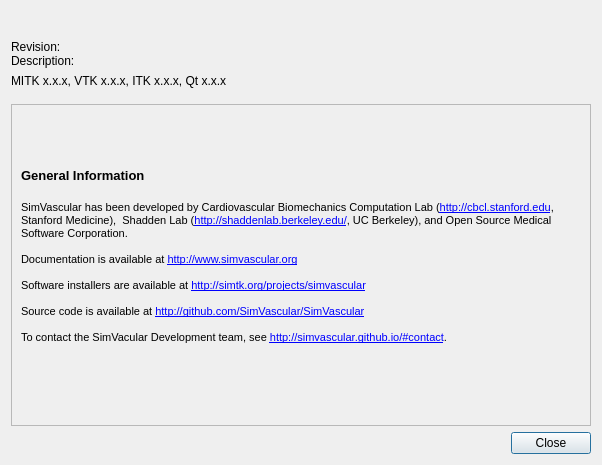
First picture: the form in Code/Source/Plugins/org.sv.gui.qt.application/src/internal/svAboutDialog.ui, repository SimVascular/SimVascular, before the edit.
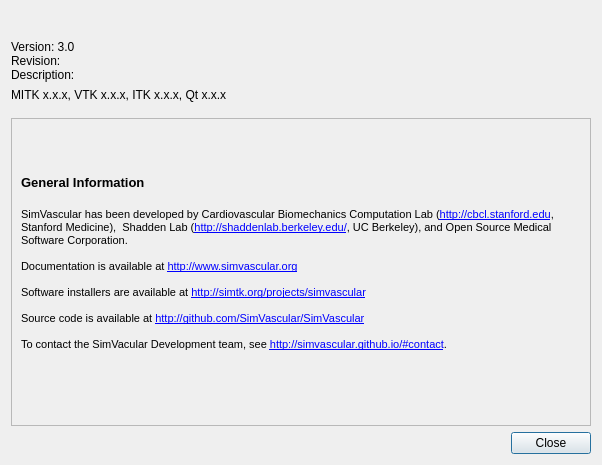
Second picture: the form after the edit. Icons and pictures are not drawn.

Patch:
```diff
--- a/Code/Source/Plugins/org.sv.gui.qt.application/src/internal/svAboutDialog.ui
+++ b/Code/Source/Plugins/org.sv.gui.qt.application/src/internal/svAboutDialog.ui
@@ -65,7 +65,8 @@
           </sizepolicy>
          </property>
          <property name="text">
-          <string>Revision: 
+          <string>Version: 3.0 
+Revision: 
 Description:</string>
          </property>
          <property name="alignment">
@@ -95,7 +96,7 @@
         <x>0</x>
         <y>0</y>
         <width>582</width>
-        <height>248</height>
+        <height>231</height>
        </rect>
       </property>
       <layout class="QGridLayout" name="gridLayout">
```
